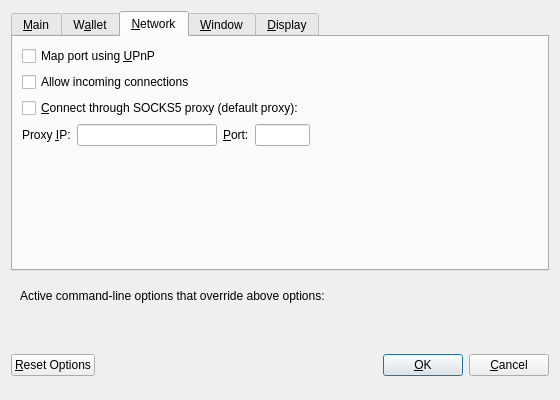
Above: src/qt/forms/optionsdialog.ui from fartcoin-project/fartcoin before the change. Below: the same form after it.
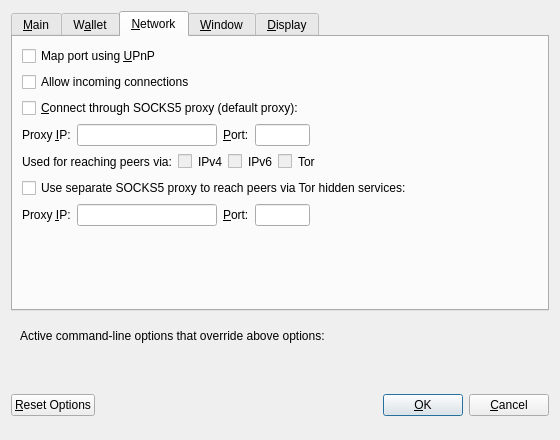
That is the form after the change. The open tabs and pages were chosen to show the change. Custom widgets are drawn as their Qt base class.

```diff
--- a/src/qt/forms/optionsdialog.ui
+++ b/src/qt/forms/optionsdialog.ui
@@ -7,7 +7,7 @@
     <x>0</x>
     <y>0</y>
     <width>560</width>
-    <height>400</height>
+    <height>440</height>
    </rect>
   </property>
   <property name="windowTitle">
@@ -297,6 +297,193 @@
          </item>
         </layout>
        </item>
+       <item>
+        <layout class="QHBoxLayout" name="horizontalLayout_2_Network">
+         <item>
+          <widget class="QLabel" name="proxyActiveNets">
+           <property name="text">
+            <string>Used for reaching peers via:</string>
+           </property>
+           <property name="textFormat">
+            <enum>Qt::PlainText</enum>
+           </property>
+          </widget>
+         </item>
+         <item>
+          <widget class="QCheckBox" name="proxyReachIPv4">
+           <property name="enabled">
+            <bool>false</bool>
+           </property>
+           <property name="toolTip">
+            <string>Shows, if the supplied default SOCKS5 proxy is used to reach peers via this network type.</string>
+           </property>
+           <property name="text">
+            <string/>
+           </property>
+          </widget>
+         </item>
+         <item>
+          <widget class="QLabel" name="proxyReachIPv4Label">
+           <property name="text">
+            <string>IPv4</string>
+           </property>
+           <property name="textFormat">
+            <enum>Qt::PlainText</enum>
+           </property>
+          </widget>
+         </item>
+         <item>
+          <widget class="QCheckBox" name="proxyReachIPv6">
+           <property name="enabled">
+            <bool>false</bool>
+           </property>
+           <property name="toolTip">
+            <string>Shows, if the supplied default SOCKS5 proxy is used to reach peers via this network type.</string>
+           </property>
+           <property name="text">
+            <string/>
+           </property>
+          </widget>
+         </item>
+         <item>
+          <widget class="QLabel" name="proxyReachIPv6Label">
+           <property name="text">
+            <string>IPv6</string>
+           </property>
+           <property name="textFormat">
+            <enum>Qt::PlainText</enum>
+           </property>
+          </widget>
+         </item>
+         <item>
+          <widget class="QCheckBox" name="proxyReachTor">
+           <property name="enabled">
+            <bool>false</bool>
+           </property>
+           <property name="toolTip">
+            <string>Shows, if the supplied default SOCKS5 proxy is used to reach peers via this network type.</string>
+           </property>
+           <property name="text">
+            <string/>
+           </property>
+          </widget>
+         </item>
+         <item>
+          <widget class="QLabel" name="proxyReachTorLabel">
+           <property name="text">
+            <string>Tor</string>
+           </property>
+           <property name="textFormat">
+            <enum>Qt::PlainText</enum>
+           </property>
+          </widget>
+         </item>
+         <item>
+          <spacer name="horizontalSpacer_2_Network">
+           <property name="orientation">
+            <enum>Qt::Horizontal</enum>
+           </property>
+           <property name="sizeHint" stdset="0">
+            <size>
+             <width>40</width>
+             <height>20</height>
+            </size>
+           </property>
+          </spacer>
+         </item>
+        </layout>
+       </item>
+       <item>
+        <widget class="QCheckBox" name="connectSocksTor">
+         <property name="toolTip">
+          <string>Connect to the Fartcoin network through a separate SOCKS5 proxy for Tor hidden services.</string>
+         </property>
+         <property name="text">
+          <string>Use separate SOCKS5 proxy to reach peers via Tor hidden services:</string>
+         </property>
+        </widget>
+       </item>
+       <item>
+        <layout class="QHBoxLayout" name="horizontalLayout_3_Network">
+         <item>
+          <widget class="QLabel" name="proxyIpTorLabel">
+           <property name="text">
+            <string>Proxy &amp;IP:</string>
+           </property>
+           <property name="textFormat">
+            <enum>Qt::PlainText</enum>
+           </property>
+           <property name="buddy">
+            <cstring>proxyIpTor</cstring>
+           </property>
+          </widget>
+         </item>
+         <item>
+          <widget class="QValidatedLineEdit" name="proxyIpTor">
+           <property name="minimumSize">
+            <size>
+             <width>140</width>
+             <height>0</height>
+            </size>
+           </property>
+           <property name="maximumSize">
+            <size>
+             <width>140</width>
+             <height>16777215</height>
+            </size>
+           </property>
+           <property name="toolTip">
+            <string>IP address of the proxy (e.g. IPv4: 127.0.0.1 / IPv6: ::1)</string>
+           </property>
+          </widget>
+         </item>
+         <item>
+          <widget class="QLabel" name="proxyPortTorLabel">
+           <property name="text">
+            <string>&amp;Port:</string>
+           </property>
+           <property name="textFormat">
+            <enum>Qt::PlainText</enum>
+           </property>
+           <property name="buddy">
+            <cstring>proxyPortTor</cstring>
+           </property>
+          </widget>
+         </item>
+         <item>
+          <widget class="QLineEdit" name="proxyPortTor">
+           <property name="minimumSize">
+            <size>
+             <width>55</width>
+             <height>0</height>
+            </size>
+           </property>
+           <property name="maximumSize">
+            <size>
+             <width>55</width>
+             <height>16777215</height>
+            </size>
+           </property>
+           <property name="toolTip">
+            <string>Port of the proxy (e.g. 9050)</string>
+           </property>
+          </widget>
+         </item>
+         <item>
+          <spacer name="horizontalSpacer_4_Network">
+           <property name="orientation">
+            <enum>Qt::Horizontal</enum>
+           </property>
+           <property name="sizeHint" stdset="0">
+            <size>
+             <width>40</width>
+             <height>20</height>
+            </size>
+           </property>
+          </spacer>
+         </item>
+        </layout>
+       </item>
        <item>
         <spacer name="verticalSpacer_Network">
          <property name="orientation">
```
Left out of the diff: 79 changed lines with no effect on the pictures.
